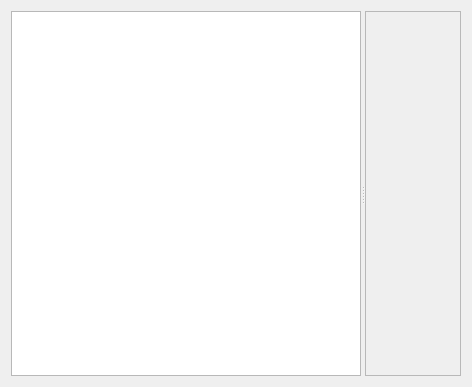
This is lierre/ui/thread_widget.ui in hydrargyrum/lierre as Qt 5 draws it before an edit. The edited form follows.
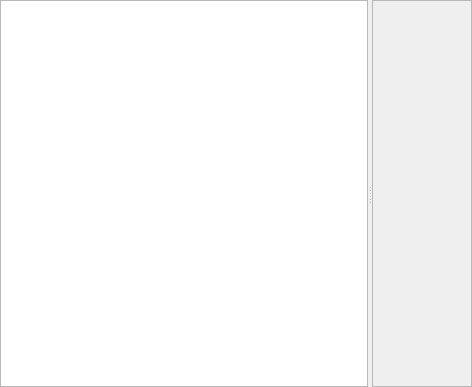
This is the edited form. Icons and pictures are not drawn. Custom widgets are drawn as their Qt base class.

Commit message: ui: gain screen real estate by removing some margins

Patch:
```diff
--- a/lierre/ui/thread_widget.ui
+++ b/lierre/ui/thread_widget.ui
@@ -14,6 +14,18 @@
    <string>Thread</string>
   </property>
   <layout class="QHBoxLayout" name="horizontalLayout">
+   <property name="leftMargin">
+    <number>0</number>
+   </property>
+   <property name="topMargin">
+    <number>0</number>
+   </property>
+   <property name="rightMargin">
+    <number>0</number>
+   </property>
+   <property name="bottomMargin">
+    <number>0</number>
+   </property>
    <item>
     <widget class="QSplitter" name="splitter">
      <property name="orientation">
```
The commit also changes 2 other files.
